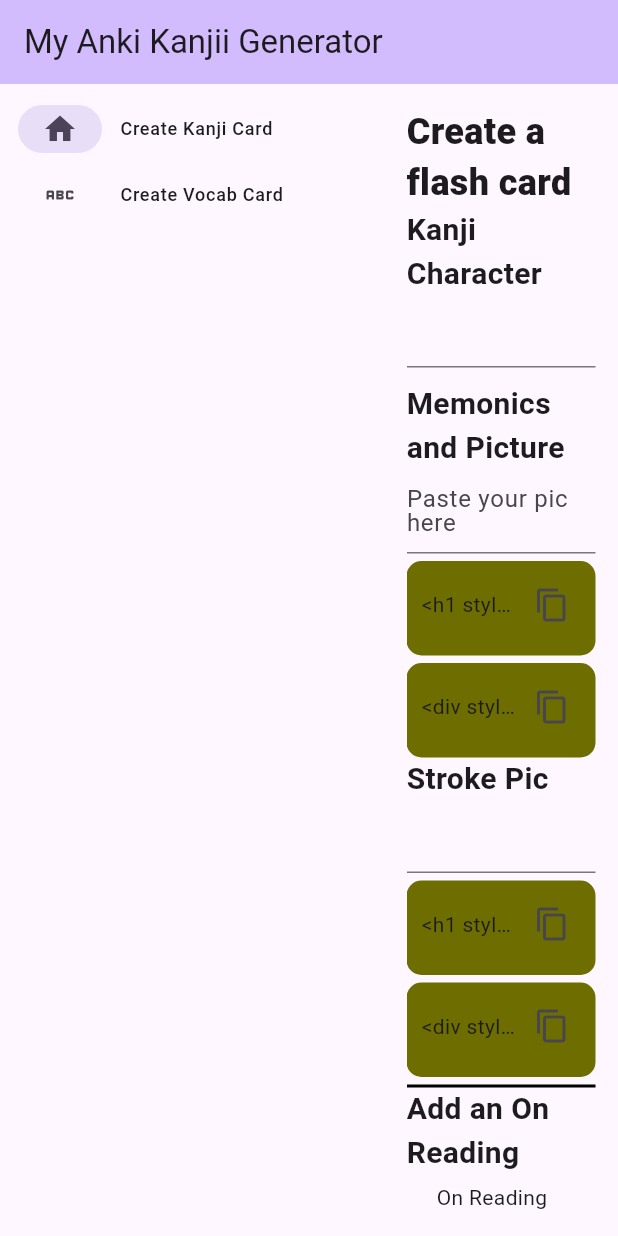
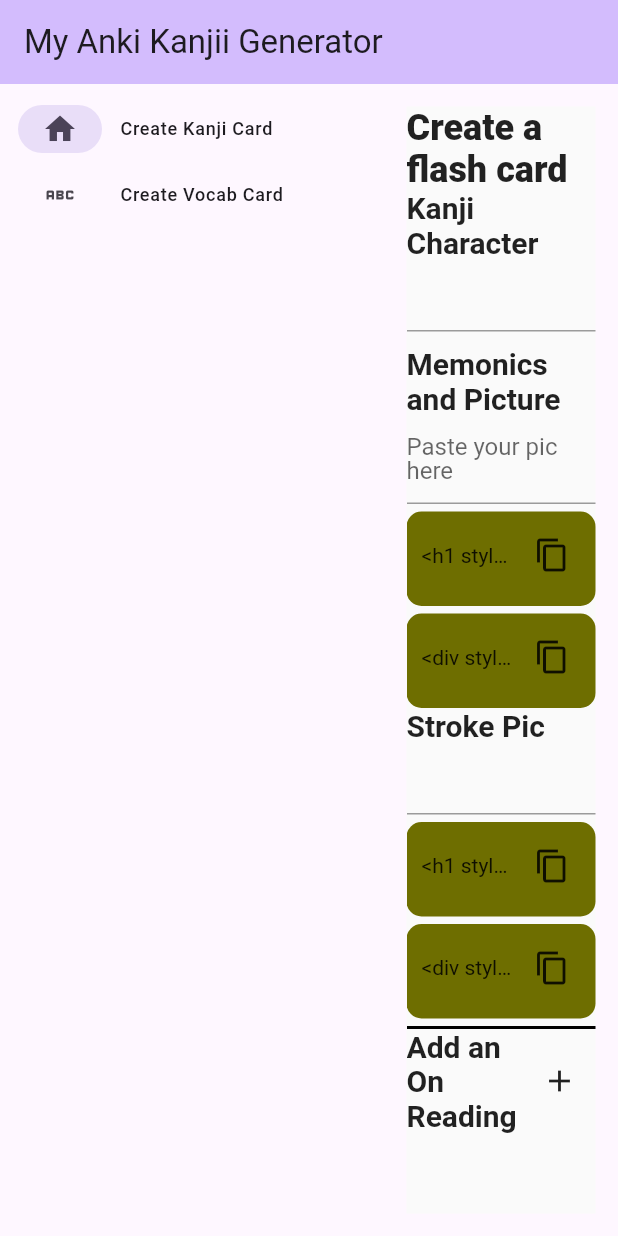
Before and after one commit to silverRnk/kanji_flashcard_gen, a Flutter app: the screen it shows after launch, on a phone screen of 412 x 824 dp. Run offline on Flutter 3.47's test engine with Material 2 defaults, Android fonts, the light colour scheme and no system bars.

Commit message:
Refactor add on reading

```diff
--- a/lib/page1.dart
+++ b/lib/page1.dart
@@ -1,7 +1,9 @@
 
+import 'package:flutter/gestures.dart';
 import 'package:flutter/material.dart';
 import 'package:kanji_flashcard_gen/widget/clipboardbox.dart';
 import 'package:kanji_flashcard_gen/widget/kanji_reading.dart';
+import 'package:kanji_flashcard_gen/widget/onreading.dart';
 
 class CreateKanjiPage extends StatefulWidget {
   CreateKanjiPage({super.key});
@@ -12,6 +14,8 @@
 
 class _CreateKanjiPage extends State<CreateKanjiPage> {
   String _kanji = '';
+  double _scrollHeight = 0.0;
+  late ScrollController scrollController;
 
   void _setKanji(String string) {
     setState(() {
@@ -19,10 +23,37 @@
     });
   }
 
+  void _setHeight(double offset) {
+    setState(() {
+      _scrollHeight = _scrollHeight + offset;
+    });
+  }
+
+  @override
+  void initState() {
+    scrollController = ScrollController(initialScrollOffset: 0.0, keepScrollOffset: true);
+    super.initState();
+  }
+
   @override
   Widget build(BuildContext context){
 
-    return ListView(
+    return Listener(
+      onPointerSignal: (event) {
+        if(_scrollHeight > scrollController.position.maxScrollExtent){
+          return;
+        }
+
+        if(event is PointerScrollEvent){
+          _setHeight(event.scrollDelta.dy);
+          scrollController.animateTo(_scrollHeight, duration: Durations.short4, curve: Curves.linear);
+          print(_scrollHeight);
+        }
+      },
+      child: MaterialApp(
+        home: Scaffold(
+          body: ListView(
+                      controller: scrollController,
                       children: <Widget>[
                         const Text(
                           'Create a flash card',
@@ -93,12 +124,7 @@
                           height: 2.0,
                           thickness: 2.0,
                         ),
-                  const Text(
-                    'Add an On Reading',
-                    style: TextStyle(fontSize: 20, fontWeight: FontWeight.bold),
-                  ),
-                  KanjiReading(
-                      kanji: _kanji, readingType: KanjiReadingType.onReading),
+                        OnReadingSection(items: []),
                         const Divider(
                           color: Colors.black,
                           height: 2.0,
@@ -111,6 +137,9 @@
                         KanjiReading(
                             kanji: _kanji, readingType: KanjiReadingType.kunReading),
                       ],
+                    ),
+        ),
+      ),
     );
   }
 }
--- /dev/null
+++ b/lib/widget/onreading.dart
@@ -0,0 +1,38 @@
+import 'package:flutter/material.dart';
+import 'package:kanji_flashcard_gen/page_add_on_reading.dart';
+
+class OnReadingItem {
+
+  String reading;
+  String meaning;
+  String kanji;
+
+  OnReadingItem({required this.reading, required this.kanji, required this.meaning});
+}
+
+class OnReadingSection extends StatelessWidget {
+  final List<OnReadingItem> items;
+
+  const OnReadingSection({super.key, required this.items});
+
+  @override
+  Widget build(BuildContext context) {
+    return Column(
+      children: [
+        Row(
+          children: [
+            Expanded(child: Text(
+              'Add an On Reading',
+              style: TextStyle(fontSize: 20, fontWeight: FontWeight.bold),
+              ),),
+            IconButton(onPressed: () {
+              Navigator.push(context, MaterialPageRoute(builder: (context) => AddOnReadingPage()));
+            }, icon: Icon(Icons.add))
+          ],
+        ),
+
+        SizedBox(height: 100,)
+      ],
+    );
+  }
+}
```
Also changed, not shown: lib/page_add_on_reading.dart (added, +12 -0 lines), pubspec.lock, 1 other file. Lines whose indentation alone changed are shown as unchanged.
